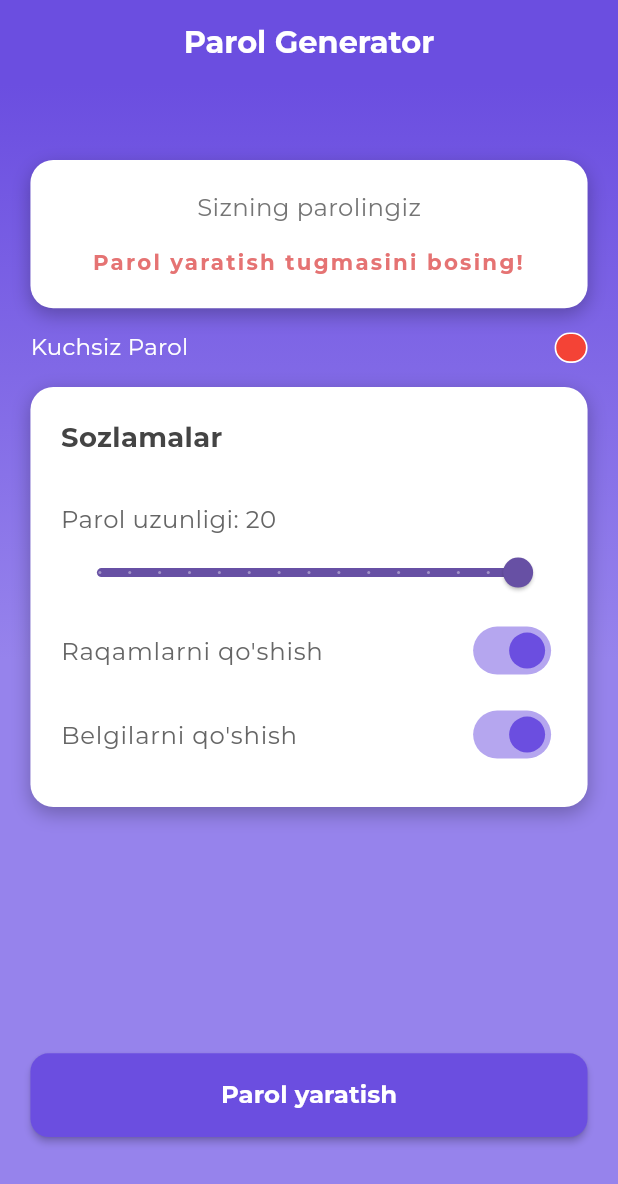
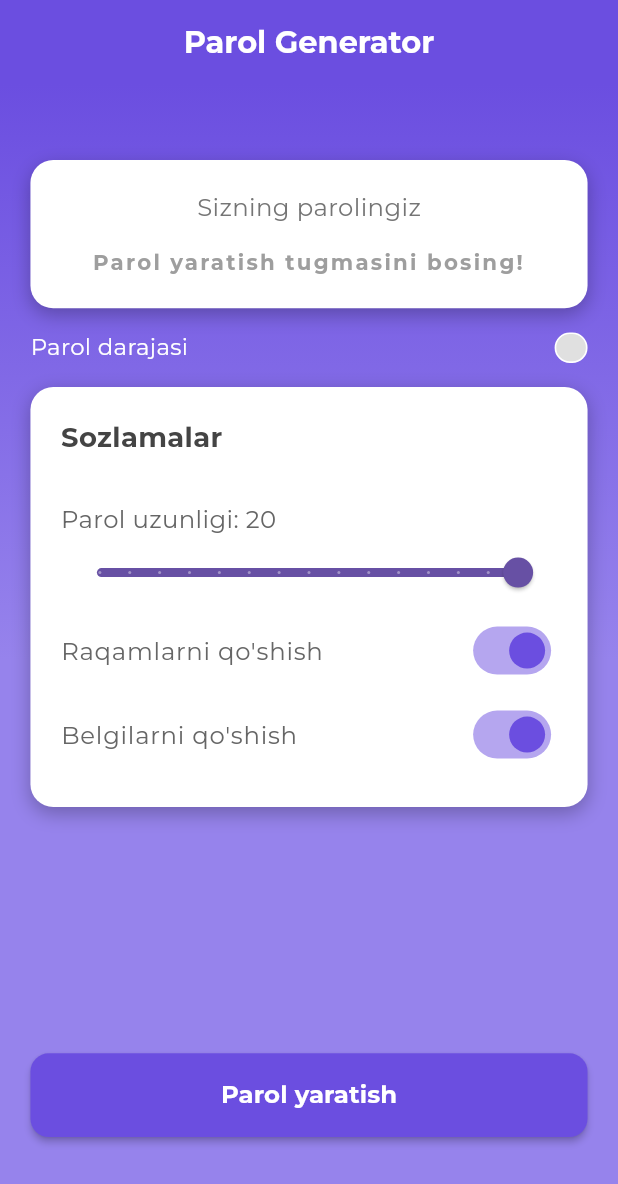
Before and after one commit to samandarsharifjonov/password-generator-app, a Flutter app: the screen it shows after launch, on a phone screen of 412 x 824 dp. Shown: the top 1184 px of the screen. Run offline on Flutter 3.47's test engine with Material 3 defaults, Android fonts, the phone set to English and light mode, and no system bars; our stand-ins replace equatable, flutter_bloc, flutter_screenutil; project files that could hold a hidden picture were left out.

Commit message:
Added password strength evaluation function

```diff
--- a/lib/screens/pages/password_screen.dart
+++ b/lib/screens/pages/password_screen.dart
@@ -78,7 +78,7 @@ class _HomeScreenState extends State<HomeScreen> {
                   return Row(
                     mainAxisAlignment: MainAxisAlignment.spaceBetween,
                     children: [
-                      Text(
+                      Text(state.password.isEmpty? "Parol darajasi":
                         state.strength == PasswordStrength.weak
                             ? "Kuchsiz Parol"
                             : state.strength == PasswordStrength.medium
@@ -92,7 +92,7 @@ class _HomeScreenState extends State<HomeScreen> {
                         height: 20.h,
                         width: 20.w,
                         decoration: BoxDecoration(
-                            color: _getStrengthColor(state.strength),
+                            color: state.password.isEmpty ? Colors.grey.shade300 : _getStrengthColor(state.strength),
                             borderRadius: BorderRadius.circular(100.r),
                           border: Border.all(
                             width: 1.w,
--- a/lib/screens/widgets/password_display_card.dart
+++ b/lib/screens/widgets/password_display_card.dart
@@ -60,9 +60,9 @@ class PasswordDisplayCard extends StatelessWidget {
                         ? "Parol yaratish tugmasini bosing!"
                         : state.password,
                     style: TextStyle(
-                      fontSize: state.password.isEmpty ? 14.sp : 18.sp,
+                      fontSize: 14.sp,
                       fontWeight: FontWeight.bold,
-                      color: _getStrengthColor(state.strength),//Color(0xFF444444),
+                      color: state.password.isEmpty ? Colors.grey : _getStrengthColor(state.strength),//Color(0xFF444444),
                       letterSpacing: 1.5,
                     ),
                     textAlign: TextAlign.center,
```
